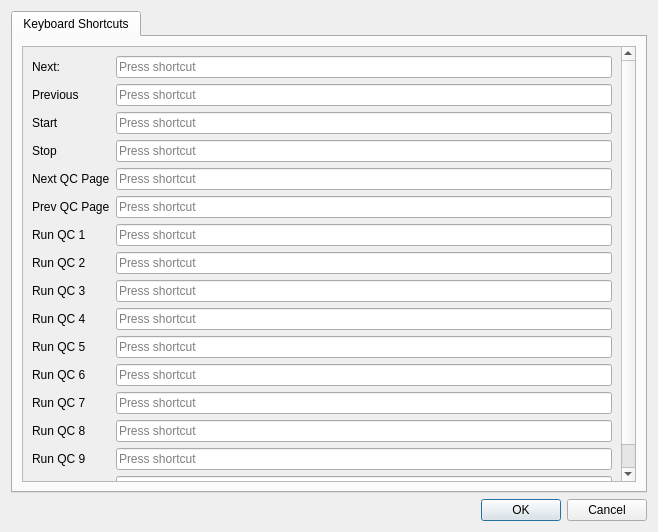
Above: settingsdialog.ui from PotatoPopcorn/PlanktonScriptCue before the change. Below: the same form after it.
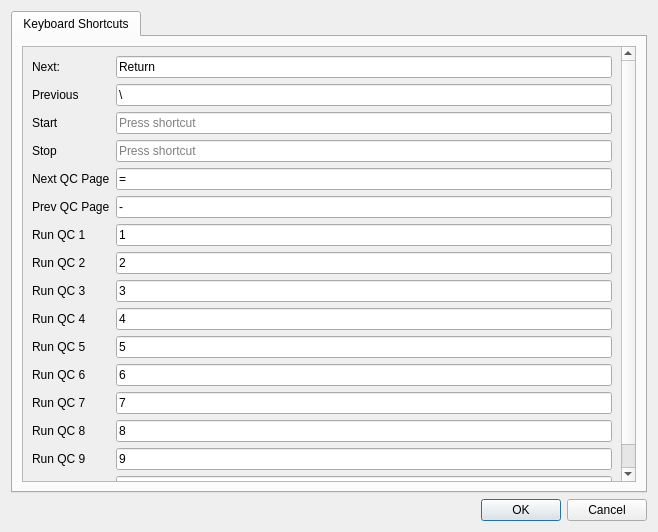
That is the form after the change.

What changed in the file:
```diff
--- a/settingsdialog.ui
+++ b/settingsdialog.ui
@@ -49,7 +49,11 @@
               </widget>
              </item>
              <item row="0" column="1">
-              <widget class="QKeySequenceEdit" name="keySequenceEdit"/>
+              <widget class="QKeySequenceEdit" name="keySequenceEdit">
+               <property name="keySequence">
+                <string>Return</string>
+               </property>
+              </widget>
              </item>
              <item row="1" column="0">
               <widget class="QLabel" name="label_2">
@@ -59,7 +63,11 @@
               </widget>
              </item>
              <item row="1" column="1">
-              <widget class="QKeySequenceEdit" name="keySequenceEdit_2"/>
+              <widget class="QKeySequenceEdit" name="keySequenceEdit_2">
+               <property name="keySequence">
+                <string>\</string>
+               </property>
+              </widget>
              </item>
              <item row="2" column="0">
               <widget class="QLabel" name="label_3">
@@ -86,7 +94,11 @@
               </widget>
              </item>
              <item row="4" column="1">
-              <widget class="QKeySequenceEdit" name="keySequenceEdit_4"/>
+              <widget class="QKeySequenceEdit" name="keySequenceEdit_4">
+               <property name="keySequence">
+                <string>=</string>
+               </property>
+              </widget>
              </item>
              <item row="5" column="0">
               <widget class="QLabel" name="label_6">
@@ -169,34 +181,74 @@
               <widget class="QKeySequenceEdit" name="keySequenceEdit_5"/>
              </item>
              <item row="5" column="1">
-              <widget class="QKeySequenceEdit" name="keySequenceEdit_6"/>
+              <widget class="QKeySequenceEdit" name="keySequenceEdit_6">
+               <property name="keySequence">
+                <string>-</string>
+               </property>
+              </widget>
              </item>
              <item row="6" column="1">
-              <widget class="QKeySequenceEdit" name="keySequenceEdit_7"/>
+              <widget class="QKeySequenceEdit" name="keySequenceEdit_7">
+               <property name="keySequence">
+                <string>1</string>
+               </property>
+              </widget>
              </item>
              <item row="7" column="1">
-              <widget class="QKeySequenceEdit" name="keySequenceEdit_8"/>
+              <widget class="QKeySequenceEdit" name="keySequenceEdit_8">
+               <property name="keySequence">
+                <string>2</string>
+               </property>
+              </widget>
              </item>
              <item row="8" column="1">
-              <widget class="QKeySequenceEdit" name="keySequenceEdit_9"/>
+              <widget class="QKeySequenceEdit" name="keySequenceEdit_9">
+               <property name="keySequence">
+                <string>3</string>
+               </property>
+              </widget>
              </item>
              <item row="9" column="1">
-              <widget class="QKeySequenceEdit" name="keySequenceEdit_10"/>
+              <widget class="QKeySequenceEdit" name="keySequenceEdit_10">
+               <property name="keySequence">
+                <string>4</string>
+               </property>
+              </widget>
              </item>
              <item row="12" column="1">
-              <widget class="QKeySequenceEdit" name="keySequenceEdit_11"/>
+              <widget class="QKeySequenceEdit" name="keySequenceEdit_11">
+               <property name="keySequence">
+                <string>7</string>
+               </property>
+              </widget>
              </item>
              <item row="10" column="1">
-              <widget class="QKeySequenceEdit" name="keySequenceEdit_12"/>
+              <widget class="QKeySequenceEdit" name="keySequenceEdit_12">
+               <property name="keySequence">
+                <string>5</string>
+               </property>
+              </widget>
              </item>
              <item row="11" column="1">
-              <widget class="QKeySequenceEdit" name="keySequenceEdit_13"/>
+              <widget class="QKeySequenceEdit" name="keySequenceEdit_13">
+               <property name="keySequence">
+                <string>6</string>
+               </property>
+              </widget>
              </item>
              <item row="13" column="1">
-              <widget class="QKeySequenceEdit" name="keySequenceEdit_14"/>
+              <widget class="QKeySequenceEdit" name="keySequenceEdit_14">
+               <property name="keySequence">
+                <string>8</string>
+               </property>
+              </widget>
              </item>
              <item row="14" column="1">
-              <widget class="QKeySequenceEdit" name="keySequenceEdit_15"/>
+              <widget class="QKeySequenceEdit" name="keySequenceEdit_15">
+               <property name="keySequence">
+                <string>9</string>
+               </property>
+              </widget>
              </item>
              <item row="15" column="1">
               <widget class="QKeySequenceEdit" name="keySequenceEdit_16"/>
```
Left out of the diff: 6 changed lines with no effect on the pictures.
